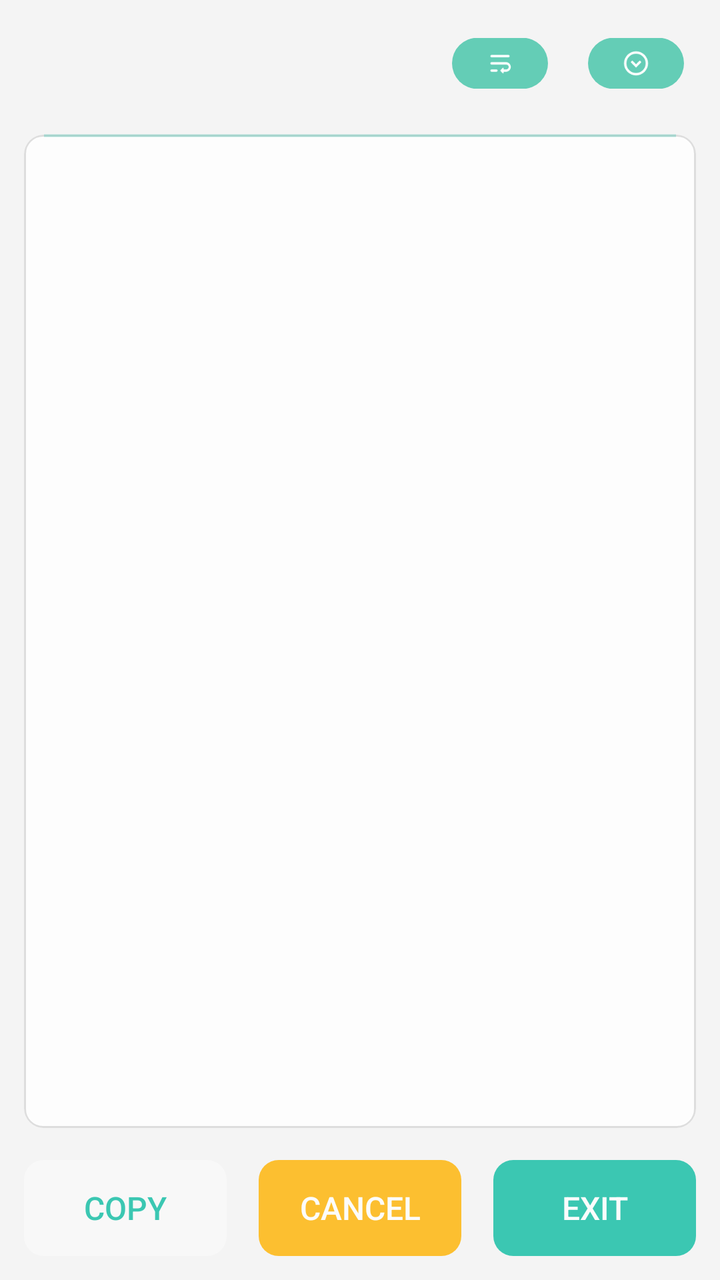
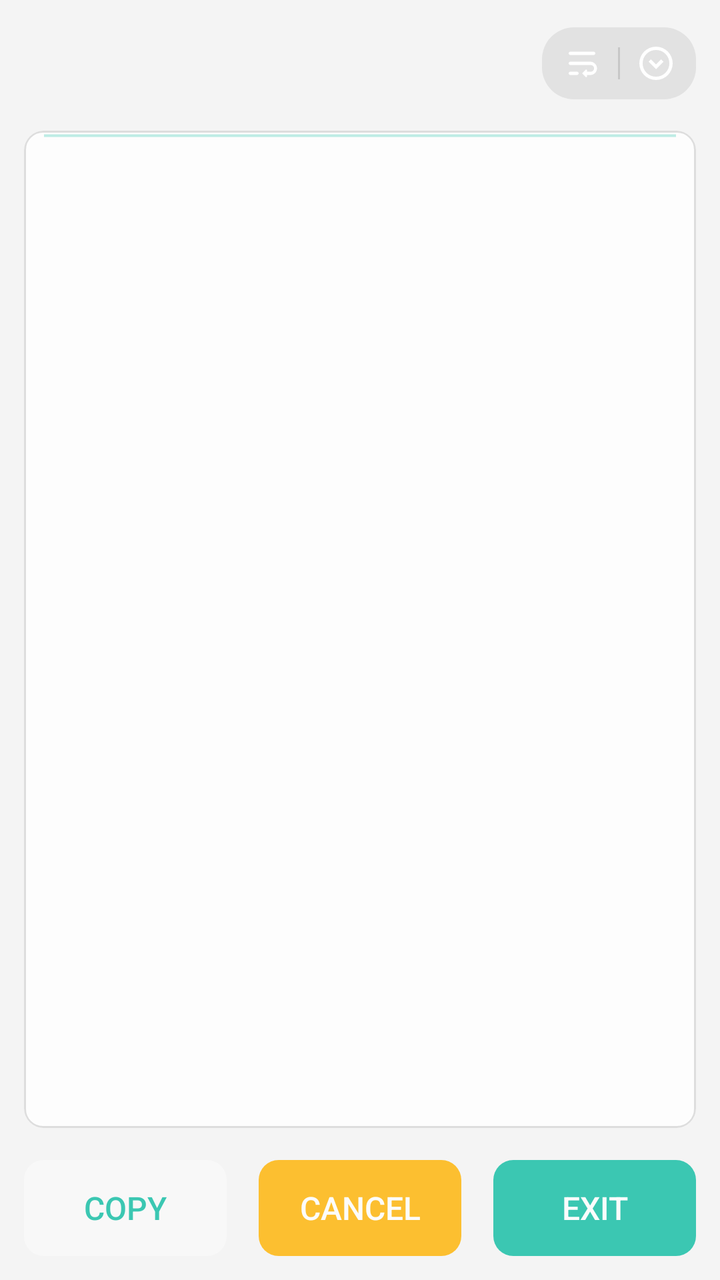

Before-and-after screenshots of an Android layout around one commit, followed by the original layout XML and the change that was made.
<!-- AndroidManifest.xml: application theme AppTheme -->
<!-- res/layout/kr_dialog_log.xml -->
<?xml version="1.0" encoding="utf-8"?>
<RelativeLayout xmlns:android="http://schemas.android.com/apk/res/android"
    style="@style/dialogRoot"
    android:animateLayoutChanges="true"
    android:clickable="true"
    android:focusable="true"
    android:layout_width="match_parent"
    android:layout_height="match_parent">

    <LinearLayout
        android:id="@+id/header_row"
        android:layout_width="match_parent"
        android:layout_height="wrap_content"
        android:layout_alignParentTop="true"
        android:gravity="center_vertical"
        android:orientation="horizontal">

        <LinearLayout
            android:id="@+id/top_bar"
            android:layout_width="0dp"
            android:layout_height="wrap_content"
            android:layout_weight="1"
            android:orientation="vertical">

            <TextView
                android:id="@+id/title"
                style="@style/dialogTitle"
                android:paddingStart="0dp"
                android:paddingTop="0dp"
                android:paddingEnd="0dp" />

            <TextView
                android:id="@+id/desc"
                style="@style/dialogDesc"
                android:layout_marginTop="4dp"
                android:paddingStart="0dp"
                android:paddingTop="0dp"
                android:paddingEnd="0dp" />

        </LinearLayout>

        <LinearLayout
            android:id="@+id/top_actions"
            android:layout_width="wrap_content"
            android:layout_height="wrap_content"
            android:layout_marginStart="8dp"
            android:orientation="horizontal">

            <ImageButton
                android:id="@+id/btn_wrap"
                style="@style/SceneButton"
                android:contentDescription="@null"
                android:padding="7dp"
                android:scaleType="centerInside"
                android:scaleX="0.8"
                android:scaleY="0.8"
                android:src="@drawable/ic_wrap_text" />

            <ImageButton
                android:id="@+id/btn_hide"
                style="@style/SceneButton"
                android:layout_marginStart="8dp"
                android:contentDescription="@null"
                android:padding="7dp"
                android:scaleType="centerInside"
                android:scaleX="0.8"
                android:scaleY="0.8"
                android:src="@drawable/kr_hide" />

        </LinearLayout>

    </LinearLayout>

    
    <ScrollView
        android:id="@+id/log_scroll_view"
        android:layout_width="match_parent"
        android:layout_height="match_parent"
        android:layout_above="@id/choose_row"
        android:layout_below="@+id/header_row"
        android:layout_marginTop="16dp"
        android:background="@drawable/krscript_item_ripple_kon"
        android:clipToOutline="true"
        android:fillViewport="true"
        android:overScrollMode="never"
        android:scrollbarSize="1dp">

        
        <TextView
            android:id="@+id/shell_output"
            android:layout_width="match_parent"
            android:layout_height="match_parent"
            android:breakStrategy="simple"
            android:fontFamily="monospace"
            android:padding="12dp"
            android:textIsSelectable="true"
            android:textSize="12sp" />

    </ScrollView>

    
    <HorizontalScrollView
        android:id="@+id/choose_row"
        android:layout_width="match_parent"
        android:layout_height="wrap_content"
        android:layout_above="@id/input_row"
        android:layout_marginTop="16dp"
        android:fillViewport="true"
        android:scrollbars="none"
        android:visibility="gone">

        <LinearLayout
            android:id="@+id/choose_options_container"
            android:layout_width="wrap_content"
            android:layout_height="wrap_content"
            android:orientation="horizontal" />

    </HorizontalScrollView>

    <LinearLayout
        android:id="@+id/input_row"
        android:layout_width="match_parent"
        android:layout_height="wrap_content"
        android:layout_above="@id/bottom_actions"
        android:layout_marginTop="8dp"
        android:gravity="center_vertical"
        android:orientation="horizontal"
        android:visibility="gone">

        <EditText
            android:id="@+id/shell_input"
            android:layout_width="0dp"
            android:layout_height="wrap_content"
            android:layout_weight="1"
            android:focusable="true"
            android:focusableInTouchMode="true"
            android:fontFamily="monospace"
            android:hint="@string/hint_shell_input"
            android:imeOptions="actionSend"
            android:inputType="text"
            android:maxLines="1"
            android:singleLine="true"
            android:textSize="14sp" />

    </LinearLayout>

    <LinearLayout
        android:id="@+id/bottom_actions"
        android:layout_width="match_parent"
        android:layout_height="wrap_content"
        android:layout_alignParentBottom="true"
        android:layout_marginTop="16dp"
        android:orientation="horizontal">

        <Button
            android:id="@+id/btn_copy"
            style="@style/dialogCancelBtn"
            android:layout_weight="1"
            android:text="@string/btn_copy_output" />

        <Button
            android:id="@+id/btn_cancel"
            style="@style/dialogWarningBtn"
            android:layout_weight="1"
            android:text="@string/btn_cancel" />

        <Button
            android:id="@+id/btn_exit"
            style="@style/dialogConfirmBtn"
            android:layout_weight="1"
            android:text="@string/btn_exit" />

    </LinearLayout>

    <ProgressBar
        android:id="@+id/action_progress"
        style="?android:attr/progressBarStyleHorizontal"
        android:layout_width="match_parent"
        android:layout_height="7dp"
        android:layout_below="@id/header_row"
        android:layout_marginStart="10dp"
        android:layout_marginTop="13dp"
        android:layout_marginEnd="10dp"
        android:indeterminate="true"
        android:max="100"
        android:progress="0" />

</RelativeLayout>
<!-- resources referenced by this layout -->
<resources>
  <string name="btn_cancel">Cancel</string>
  <string name="btn_copy_output">Copy</string>
  <string name="btn_exit">Exit</string>
  <string name="hint_shell_input">Enter text and send to the script</string>
  <style name="SceneButton" parent="@style/Widget.AppCompat.Button.Borderless">
          <item name="android:background">@drawable/btn_bg</item>
          <item name="android:layout_width">60dp</item>
          <item name="android:layout_height">32dp</item>
          <item name="android:paddingLeft">8dp</item>
          <item name="android:paddingRight">8dp</item>
          <item name="android:textSize">12sp</item>
          <item name="android:fontFamily">sans-serif-medium</item>
          <item name="android:textColor">?android:colorAccent</item>
          <item name="android:stateListAnimator">@null</item>
      </style>
  <style name="dialogCancelBtn" parent="dialogLargeBtn">
          <item name="android:layout_marginStart">0dp</item>
          <item name="android:background">@drawable/btn_bg_large_secondary</item>
      </style>
  <style name="dialogConfirmBtn" parent="dialogLargeBtn">
          <item name="android:textColor">#FFFFFF</item>
          <item name="android:background">@drawable/btn_bg_large</item>
      </style>
  <style name="dialogWarningBtn" parent="dialogLargeBtn">
          <item name="android:textColor">#FFFFFF</item>
          <item name="android:background">@drawable/btn_bg_large_warning</item>
      </style>
  <!-- drawable btn_bg (drawable) -->
  <?xml version="1.0" encoding="utf-8"?>
  <selector xmlns:android="http://schemas.android.com/apk/res/android">
      <item android:drawable="@drawable/btn_bg_active" android:state_pressed="true" />
      <item android:drawable="@drawable/btn_bg_disabled" android:state_enabled="false" />
      <item android:drawable="@drawable/btn_bg_inactive" />
  </selector>
  <style name="textSmall">
          <item name="android:textColor">?android:attr/textColorSecondary</item>
          <item name="android:textSize">12sp</item>
      </style>
  <color name="colorPrimary">#64CDB6</color>
  <color name="colorPrimaryDark">#30C7B6</color>
  <color name="colorAccent">#0dbda2</color>
  <color name="colorParseDark">#20605f5f</color>
  <color name="colorPirmDark">#20000000</color>
  <color name="status_bg_light">@android:color/white</color>
  <color name="window_bg_light">#f4f4f4</color>
  <color name="cardBgLight">#CCFFFFFF</color>
  <!-- drawable btn_bg_active (drawable) -->
  <?xml version="1.0" encoding="utf-8"?>
  <shape xmlns:android="http://schemas.android.com/apk/res/android"
      android:shape="rectangle">
      
      <solid android:color="?android:colorPrimaryDark" />
      
      <stroke
          android:width="0dp"
          android:color="?android:colorAccent" />
      
      
      <corners android:radius="16dp" />
  
      
      <padding
          android:bottom="0dp"
          android:left="0dp"
          android:right="0dp"
          android:top="0dp" />
  </shape>
  <!-- drawable btn_bg_disabled (drawable) -->
  <?xml version="1.0" encoding="utf-8"?>
  <shape xmlns:android="http://schemas.android.com/apk/res/android"
      android:shape="rectangle">
      
      <solid android:color="#66838383" />
      
      <stroke
          android:width="1dp"
          android:color="#888888" />
      
      
      <corners android:radius="16dp" />
  
      
      <padding
          android:bottom="0dp"
          android:left="0dp"
          android:right="0dp"
          android:top="0dp" />
  </shape>
  <!-- drawable btn_bg_inactive (drawable) -->
  <?xml version="1.0" encoding="utf-8"?>
  <shape xmlns:android="http://schemas.android.com/apk/res/android"
      android:shape="rectangle">
      
      <solid android:color="?android:colorPrimary" />
      
      <stroke
          android:width="0dp"
          android:color="?android:colorAccent" />
      
      
      <corners android:radius="16dp" />
  
      
      <padding
          android:bottom="0dp"
          android:left="0dp"
          android:right="0dp"
          android:top="0dp" />
  </shape>
  <color name="warning">#FFB300</color>
  <!-- unchanged entries left out for length: 30 -->
</resources>

<!-- the commit's change to res/layout/kr_dialog_log.xml (unified diff, before → after) -->
@@ -1,5 +1,6 @@
 <?xml version="1.0" encoding="utf-8"?>
-<RelativeLayout xmlns:android="http://schemas.android.com/apk/res/android"
+<RelativeLayout
+    xmlns:android="http://schemas.android.com/apk/res/android"
     style="@style/dialogRoot"
     android:animateLayoutChanges="true"
     android:clickable="true"
@@ -44,27 +45,38 @@
             android:layout_width="wrap_content"
             android:layout_height="wrap_content"
             android:layout_marginStart="8dp"
-            android:orientation="horizontal">
+            android:background="@drawable/kr_log_action_chip"
+            android:gravity="center_vertical"
+            android:orientation="horizontal"
+            android:paddingHorizontal="4dp"
+            android:paddingVertical="2dp">
 
             <ImageButton
                 android:id="@+id/btn_wrap"
-                style="@style/SceneButton"
+                android:layout_width="32dp"
+                android:layout_height="32dp"
+                android:background="?attr/selectableItemBackgroundBorderless"
                 android:contentDescription="@null"
-                android:padding="7dp"
+                android:padding="6dp"
                 android:scaleType="centerInside"
-                android:scaleX="0.8"
-                android:scaleY="0.8"
                 android:src="@drawable/ic_wrap_text" />
+
+            <View
+                android:id="@+id/btn_divider"
+                android:layout_width="1dp"
+                android:layout_height="16dp"
+                android:layout_marginStart="2dp"
+                android:background="?android:attr/listDivider" />
 
             <ImageButton
                 android:id="@+id/btn_hide"
-                style="@style/SceneButton"
-                android:layout_marginStart="8dp"
+                android:layout_width="32dp"
+                android:layout_height="32dp"
+                android:layout_marginStart="2dp"
+                android:background="?attr/selectableItemBackgroundBorderless"
                 android:contentDescription="@null"
-                android:padding="7dp"
+                android:padding="6dp"
                 android:scaleType="centerInside"
-                android:scaleX="0.8"
-                android:scaleY="0.8"
                 android:src="@drawable/kr_hide" />
 
         </LinearLayout>
@@ -78,7 +90,7 @@
         android:layout_height="match_parent"
         android:layout_above="@id/choose_row"
         android:layout_below="@+id/header_row"
-        android:layout_marginTop="16dp"
+        android:layout_marginTop="14dp"
         android:background="@drawable/krscript_item_ripple_kon"
         android:clipToOutline="true"
         android:fillViewport="true"
<!-- resource entries referenced after the edit -->
@@ -1,20 +1,16 @@
 <!-- resources referenced by this layout -->
 <resources>
+  <!-- drawable kr_log_action_chip (drawable) -->
+  <?xml version="1.0" encoding="utf-8"?>
+  <shape xmlns:android="http://schemas.android.com/apk/res/android"
+      android:shape="rectangle">
+      <solid android:color="?attr/colorParse" />
+      <corners android:radius="16dp" />
+  </shape>
   <string name="btn_cancel">Cancel</string>
   <string name="btn_copy_output">Copy</string>
   <string name="btn_exit">Exit</string>
   <string name="hint_shell_input">Enter text and send to the script</string>
-  <style name="SceneButton" parent="@style/Widget.AppCompat.Button.Borderless">
-          <item name="android:background">@drawable/btn_bg</item>
-          <item name="android:layout_width">60dp</item>
-          <item name="android:layout_height">32dp</item>
-          <item name="android:paddingLeft">8dp</item>
-          <item name="android:paddingRight">8dp</item>
-          <item name="android:textSize">12sp</item>
-          <item name="android:fontFamily">sans-serif-medium</item>
-          <item name="android:textColor">?android:colorAccent</item>
-          <item name="android:stateListAnimator">@null</item>
-      </style>
   <style name="dialogCancelBtn" parent="dialogLargeBtn">
           <item name="android:layout_marginStart">0dp</item>
           <item name="android:background">@drawable/btn_bg_large_secondary</item>
@@ -27,13 +23,6 @@
           <item name="android:textColor">#FFFFFF</item>
           <item name="android:background">@drawable/btn_bg_large_warning</item>
       </style>
-  <!-- drawable btn_bg (drawable) -->
-  <?xml version="1.0" encoding="utf-8"?>
-  <selector xmlns:android="http://schemas.android.com/apk/res/android">
-      <item android:drawable="@drawable/btn_bg_active" android:state_pressed="true" />
-      <item android:drawable="@drawable/btn_bg_disabled" android:state_enabled="false" />
-      <item android:drawable="@drawable/btn_bg_inactive" />
-  </selector>
   <style name="textSmall">
           <item name="android:textColor">?android:attr/textColorSecondary</item>
           <item name="android:textSize">12sp</item>
@@ -46,69 +35,6 @@
   <color name="status_bg_light">@android:color/white</color>
   <color name="window_bg_light">#f4f4f4</color>
   <color name="cardBgLight">#CCFFFFFF</color>
-  <!-- drawable btn_bg_active (drawable) -->
-  <?xml version="1.0" encoding="utf-8"?>
-  <shape xmlns:android="http://schemas.android.com/apk/res/android"
-      android:shape="rectangle">
-      
-      <solid android:color="?android:colorPrimaryDark" />
-      
-      <stroke
-          android:width="0dp"
-          android:color="?android:colorAccent" />
-      
-      
-      <corners android:radius="16dp" />
-  
-      
-      <padding
-          android:bottom="0dp"
-          android:left="0dp"
-          android:right="0dp"
-          android:top="0dp" />
-  </shape>
-  <!-- drawable btn_bg_disabled (drawable) -->
-  <?xml version="1.0" encoding="utf-8"?>
-  <shape xmlns:android="http://schemas.android.com/apk/res/android"
-      android:shape="rectangle">
-      
-      <solid android:color="#66838383" />
-      
-      <stroke
-          android:width="1dp"
-          android:color="#888888" />
-      
-      
-      <corners android:radius="16dp" />
-  
-      
-      <padding
-          android:bottom="0dp"
-          android:left="0dp"
-          android:right="0dp"
-          android:top="0dp" />
-  </shape>
-  <!-- drawable btn_bg_inactive (drawable) -->
-  <?xml version="1.0" encoding="utf-8"?>
-  <shape xmlns:android="http://schemas.android.com/apk/res/android"
-      android:shape="rectangle">
-      
-      <solid android:color="?android:colorPrimary" />
-      
-      <stroke
-          android:width="0dp"
-          android:color="?android:colorAccent" />
-      
-      
-      <corners android:radius="16dp" />
-  
-      
-      <padding
-          android:bottom="0dp"
-          android:left="0dp"
-          android:right="0dp"
-          android:top="0dp" />
-  </shape>
   <color name="warning">#FFB300</color>
   <!-- unchanged entries left out for length: 30 -->
 </resources>
